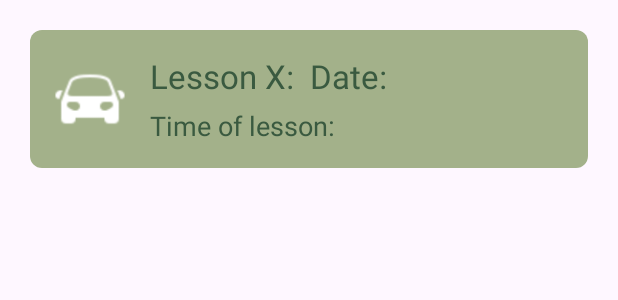
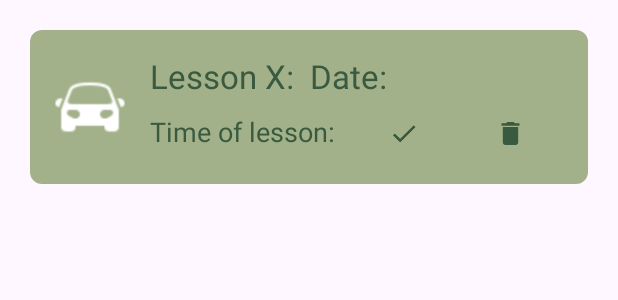
Before and after one commit to TamarMaRa/autoDrive, an Android app: the layout item_lesson.xml on its own in the app's theme, with its tools: preview values and no code run, on a phone screen of 412 x 824 dp. Shown: the top 300 px of the screen. Run offline under Robolectric (Android 15) with nearby library versions, the phone set to English and light mode, and no system bars.

Commit message:
LESSON item new buttons

```diff
--- a/app/src/main/res/drawable/ic_check.xml
+++ b/app/src/main/res/drawable/ic_check.xml
@@ -3,7 +3,7 @@
     android:height="80dp"
     android:viewportWidth="24"
     android:viewportHeight="24"
-    android:tint="@color/light_green">
+    android:tint="@color/dark_green">
   <group android:scaleX="0.58"
       android:scaleY="0.58"
       android:translateX="5.04"
--- a/app/src/main/res/drawable/ic_remove.xml
+++ b/app/src/main/res/drawable/ic_remove.xml
@@ -3,7 +3,7 @@
     android:height="80dp"
     android:viewportWidth="24"
     android:viewportHeight="24"
-    android:tint="@color/light_green">
+    android:tint="@color/dark_green">
   <group android:scaleX="0.58"
       android:scaleY="0.58"
       android:translateX="5.04"
--- a/app/src/main/res/layout/fragment_edit_lesson_note.xml
+++ b/app/src/main/res/layout/fragment_edit_lesson_note.xml
@@ -112,22 +112,6 @@
             android:layout_weight="1"
             android:contentDescription="Back"/>
 
-        <ImageView
-            android:id="@+id/ivSave"
-            android:src="@drawable/ic_check"
-            android:layout_width="wrap_content"
-            android:layout_height="wrap_content"
-            android:layout_weight="1"
-            android:contentDescription="Save"/>
-
-        <ImageView
-            android:id="@+id/ivDelete"
-            android:src="@drawable/ic_remove"
-            android:layout_width="wrap_content"
-            android:layout_height="wrap_content"
-            android:layout_weight="1"
-            android:contentDescription="Delete"/>
-
     </LinearLayout>
 
 </LinearLayout>
--- a/app/src/main/res/layout/item_lesson.xml
+++ b/app/src/main/res/layout/item_lesson.xml
@@ -51,6 +51,10 @@
                 android:textAppearance="?android:attr/textAppearanceLarge" />
         </LinearLayout>
 
+        <LinearLayout
+            android:layout_width="match_parent"
+            android:layout_height="35dp"
+            android:orientation="horizontal">
         <TextView
             android:id="@+id/tvLessonTime"
             android:layout_width="wrap_content"
@@ -58,6 +62,32 @@
             android:text="Time of lesson:"
             android:textColor="@color/dark_green"
             android:textAppearance="?android:attr/textAppearanceMedium" />
+
+            <TextView
+                android:id="@+id/tvEmpty2"
+                android:layout_width="wrap_content"
+                android:layout_height="wrap_content"
+                android:text="  "
+                android:textColor="@color/dark_green"
+                android:textAppearance="?android:attr/textAppearanceLarge" />
+
+            <ImageView
+            android:id="@+id/ivSave"
+            android:src="@drawable/ic_check"
+            android:layout_width="15dp"
+            android:layout_height="wrap_content"
+            android:layout_weight="1"
+            android:contentDescription="Save"/>
+
+        <ImageView
+            android:id="@+id/ivDelete"
+            android:src="@drawable/ic_remove"
+            android:layout_width="15dp"
+            android:layout_height="wrap_content"
+            android:layout_weight="1"
+            android:contentDescription="Delete"/>
+
+    </LinearLayout>
     </LinearLayout>
 
 </LinearLayout>
```
